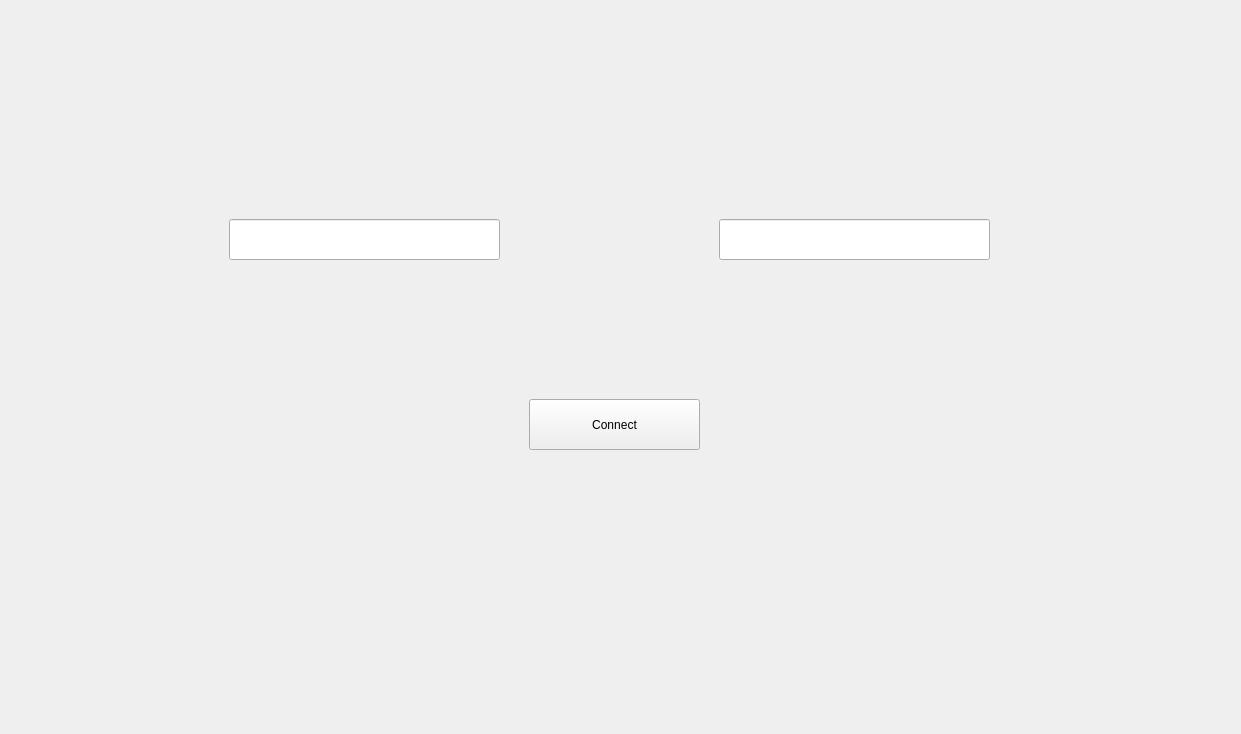
Before: the Qt Designer form editor/lobby/mainwindow.ui in vcalomi/need-for-speed-2025c2-g9, drawn with Qt 5.
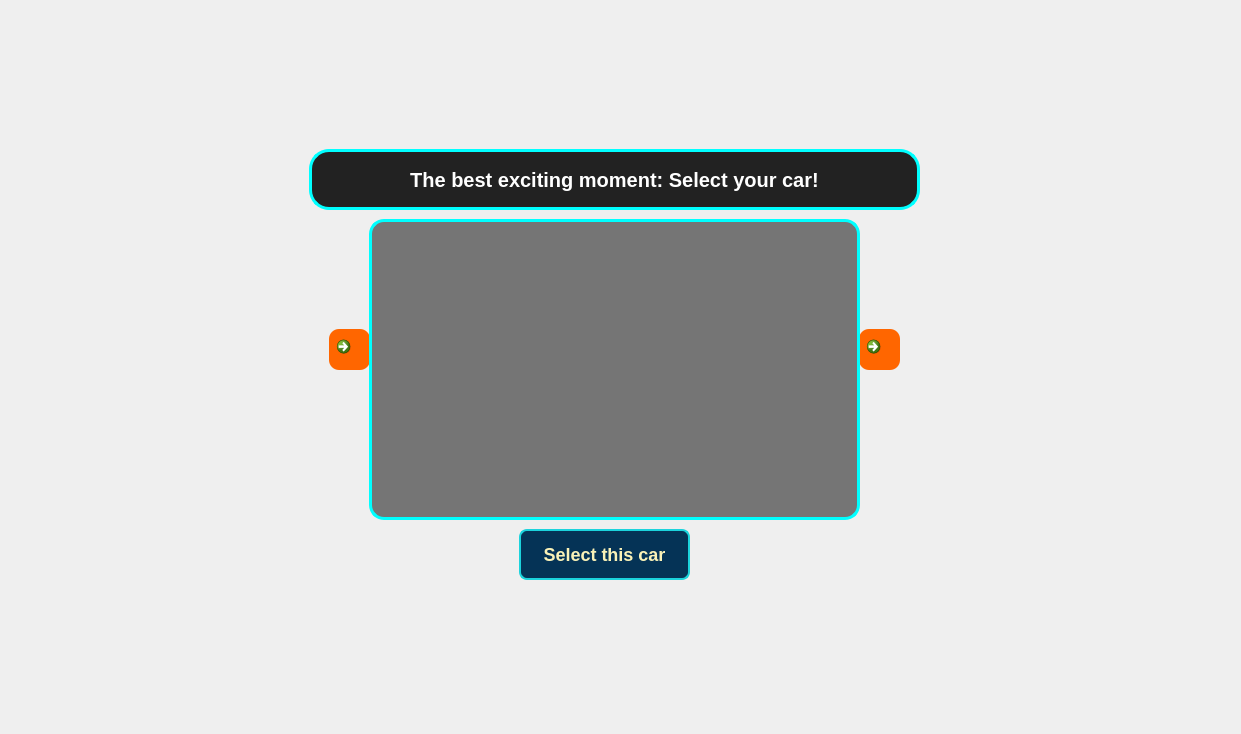
After: the same form once the commit is applied. The open tabs and pages were chosen to show the change.

```diff
--- a/editor/lobby/mainwindow.ui
+++ b/editor/lobby/mainwindow.ui
@@ -17,6 +17,24 @@
    <layout class="QVBoxLayout" name="verticalLayout">
     <item>
      <widget class="QStackedWidget" name="stackedWidget">
+      <property name="layoutDirection">
+       <enum>Qt::LeftToRight</enum>
+      </property>
+      <property name="styleSheet">
+       <string notr="true">QPushButton {
+    background-color: #ff6600;   /* color base */
+    color: white;
+    font-weight: bold;
+    border: none;
+    border-radius: 10px;         /* podés ajustar el radio si querés redondeado */
+    padding: 8px;
+}
+
+QPushButton:hover {
+    background-color: #ff8800;   /* color al pasar el mouse */
+}
+</string>
+      </property>
       <widget class="QWidget" name="page_connection">
        <widget class="QLineEdit" name="hostInput">
         <property name="geometry">
@@ -654,6 +672,190 @@
           <set>Qt::AlignCenter</set>
          </property>
         </widget>
+        <widget class="QPushButton" name="btnChooseCar">
+         <property name="geometry">
+          <rect>
+           <x>100</x>
+           <y>150</y>
+           <width>301</width>
+           <height>45</height>
+          </rect>
+         </property>
+         <property name="styleSheet">
+          <string notr="true">#btnChooseCar {
+    background-color: #053356; /* azul retro */
+    color: #faf2b7;
+    font-weight: bold;
+    border: 2px solid #1cd3dc; /* borde oscuro para contraste */
+    border-radius: 8px;
+    padding: 8px 16px;
+    font-size: 18px;
+}
+
+#btnChooseCar:hover {
+	color: #053356;
+	font-weight: bold;
+    background-color: #00BFFF; /* azul eléctrico */
+}
+
+#btnChooseCar:pressed {
+    background-color: #137ec2;
+}
+</string>
+         </property>
+         <property name="text">
+          <string>Choose you car</string>
+         </property>
+        </widget>
+       </widget>
+      </widget>
+      <widget class="QWidget" name="page_car">
+       <widget class="QPushButton" name="btnBackToLobby">
+        <property name="geometry">
+         <rect>
+          <x>510</x>
+          <y>520</y>
+          <width>171</width>
+          <height>51</height>
+         </rect>
+        </property>
+        <property name="styleSheet">
+         <string notr="true">#btnBackToLobby {
+    background-color: #053356; /* azul retro */
+    color: #faf2b7;
+    font-weight: bold;
+    border: 2px solid #1cd3dc; /* borde oscuro para contraste */
+    border-radius: 8px;
+    padding: 8px 16px;
+    font-size: 18px;
+}
+
+#btnChooseCar:hover {
+	color: #053356;
+	font-weight: bold;
+    background-color: #00BFFF; /* azul eléctrico */
+}
+
+#btnChooseCar:pressed {
+    background-color: #137ec2;
+}
+</string>
+        </property>
+        <property name="text">
+         <string>Select this car</string>
+        </property>
+       </widget>
+       <widget class="QLabel" name="textSelect">
+        <property name="geometry">
+         <rect>
+          <x>279</x>
+          <y>120</y>
+          <width>691</width>
+          <height>41</height>
+         </rect>
+        </property>
+        <property name="text">
+         <string/>
+        </property>
+        <property name="alignment">
+         <set>Qt::AlignCenter</set>
+        </property>
+       </widget>
+       <widget class="QCommandLinkButton" name="btnNextCar">
+        <property name="geometry">
+         <rect>
+          <x>850</x>
+          <y>320</y>
+          <width>41</width>
+          <height>41</height>
+         </rect>
+        </property>
+        <property name="text">
+         <string/>
+        </property>
+       </widget>
+       <widget class="QCommandLinkButton" name="btnPrevCar">
+        <property name="geometry">
+         <rect>
+          <x>320</x>
+          <y>320</y>
+          <width>41</width>
+          <height>41</height>
+         </rect>
+        </property>
+        <property name="layoutDirection">
+         <enum>Qt::RightToLeft</enum>
+        </property>
+        <property name="text">
+         <string/>
+        </property>
+       </widget>
+       <widget class="QLabel" name="labelCreateInfo_2">
+        <property name="geometry">
+         <rect>
+          <x>300</x>
+          <y>140</y>
+          <width>611</width>
+          <height>61</height>
+         </rect>
+        </property>
+        <property name="styleSheet">
+         <string notr="true">QLabel {
+    background-color: #222222;     /* gris oscuro de fondo */
+    color: white;                  /* texto blanco */
+    border: 3px solid #00ffff;             /* cian neón */
+    border-radius: 20px;           /* bordes redondeados */
+    font-weight: bold;             /* negrita */
+    font-size: 20px;
+    padding: 6px 20px;             /* margen interno */
+    qproperty-alignment: 'AlignCenter';  /* centra el texto */
+}
+
+</string>
+        </property>
+        <property name="text">
+         <string>The best exciting moment: Select your car!</string>
+        </property>
+        <property name="alignment">
+         <set>Qt::AlignCenter</set>
+        </property>
+       </widget>
+       <widget class="QLabel" name="labelCarImage">
+        <property name="geometry">
+         <rect>
+          <x>360</x>
+          <y>210</y>
+          <width>491</width>
+          <height>301</height>
+         </rect>
+        </property>
+        <property name="styleSheet">
+         <string notr="true">#labelCarImage {
+    background-color: rgba(0, 0, 0, 130);
+    border: 3px solid #00ffff;             /* cian neón */
+    border-radius: 15px;
+    padding: 8px;
+}
+
+#labelCarName {
+    color: #00ffff;
+    font-weight: bold;
+    font-family: &quot;Tektur SemiBold&quot;;
+    background-color: transparent;
+    text-align: center;
+    font-size: 18px;
+}
+</string>
+        </property>
+        <property name="text">
+         <string/>
+        </property>
+        <property name="textFormat">
+         <enum>Qt::MarkdownText</enum>
+        </property>
+        <property name="alignment">
+         <set>Qt::AlignCenter</set>
+        </property>
        </widget>
       </widget>
      </widget>
```
Left out of the diff: 68 changed lines with no effect on the pictures.
